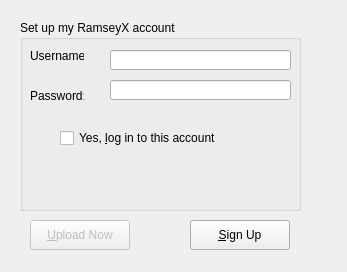
Old version of the form accountdialog.ui in the repository RamseyX/RamseyX-client.
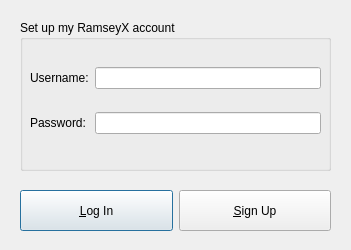
New version of the form.

Patch:
```diff
--- a/accountdialog.ui
+++ b/accountdialog.ui
@@ -6,136 +6,105 @@
    <rect>
     <x>0</x>
     <y>0</y>
-    <width>347</width>
-    <height>272</height>
+    <width>351</width>
+    <height>250</height>
    </rect>
   </property>
-  <property name="minimumSize">
-   <size>
-    <width>347</width>
-    <height>272</height>
-   </size>
-  </property>
-  <property name="maximumSize">
-   <size>
-    <width>347</width>
-    <height>272</height>
-   </size>
-  </property>
   <property name="windowTitle">
    <string>My Account</string>
   </property>
   <property name="locale">
    <locale language="English" country="UnitedStates"/>
   </property>
-  <widget class="QPushButton" name="btnUpload">
-   <property name="enabled">
-    <bool>false</bool>
-   </property>
-   <property name="geometry">
-    <rect>
-     <x>30</x>
-     <y>220</y>
-     <width>100</width>
-     <height>30</height>
-    </rect>
-   </property>
-   <property name="text">
-    <string>&amp;Upload Now</string>
-   </property>
-  </widget>
-  <widget class="QPushButton" name="btnSignUp">
-   <property name="geometry">
-    <rect>
-     <x>190</x>
-     <y>220</y>
-     <width>100</width>
-     <height>30</height>
-    </rect>
-   </property>
-   <property name="text">
-    <string>&amp;Sign Up</string>
-   </property>
-  </widget>
   <widget class="QGroupBox" name="groupBox">
    <property name="geometry">
     <rect>
      <x>20</x>
      <y>20</y>
-     <width>281</width>
-     <height>191</height>
+     <width>311</width>
+     <height>151</height>
     </rect>
    </property>
    <property name="title">
     <string>Set up my RamseyX account</string>
    </property>
-   <widget class="QLabel" name="label_1">
+   <widget class="QWidget" name="layoutWidget">
     <property name="geometry">
      <rect>
       <x>10</x>
       <y>30</y>
-      <width>54</width>
-      <height>12</height>
+      <width>291</width>
+      <height>101</height>
      </rect>
     </property>
-    <property name="text">
-     <string>Username:</string>
-    </property>
+    <layout class="QGridLayout" name="gridLayout">
+     <item row="0" column="0">
+      <widget class="QLabel" name="label_1">
+       <property name="text">
+        <string>Username:</string>
+       </property>
+      </widget>
+     </item>
+     <item row="0" column="1">
+      <widget class="QLineEdit" name="usernameEdit"/>
+     </item>
+     <item row="1" column="0">
+      <widget class="QLabel" name="label_2">
+       <property name="text">
+        <string>Password:</string>
+       </property>
+      </widget>
+     </item>
+     <item row="1" column="1">
+      <widget class="QLineEdit" name="passwordEdit">
+       <property name="echoMode">
+        <enum>QLineEdit::Password</enum>
+       </property>
+      </widget>
+     </item>
+    </layout>
    </widget>
-   <widget class="QLabel" name="label_2">
-    <property name="geometry">
-     <rect>
-      <x>10</x>
-      <y>70</y>
-      <width>54</width>
-      <height>12</height>
-     </rect>
-    </property>
-    <property name="text">
-     <string>Password:</string>
-    </property>
-   </widget>
-   <widget class="QLineEdit" name="linePassword">
-    <property name="geometry">
-     <rect>
-      <x>90</x>
-      <y>60</y>
-      <width>181</width>
-      <height>20</height>
-     </rect>
-    </property>
-    <property name="echoMode">
-     <enum>QLineEdit::Password</enum>
-    </property>
-   </widget>
-   <widget class="QLineEdit" name="lineUsername">
-    <property name="geometry">
-     <rect>
-      <x>90</x>
-      <y>30</y>
-      <width>181</width>
-      <height>20</height>
-     </rect>
-    </property>
-   </widget>
-   <widget class="QCheckBox" name="chkLock">
-    <property name="geometry">
-     <rect>
-      <x>40</x>
-      <y>110</y>
-      <width>185</width>
-      <height>16</height>
-     </rect>
-    </property>
-    <property name="text">
-     <string>Yes, &amp;log in to this account</string>
-    </property>
-   </widget>
-   <zorder>label_2</zorder>
-   <zorder>linePassword</zorder>
-   <zorder>lineUsername</zorder>
-   <zorder>label_1</zorder>
-   <zorder>chkLock</zorder>
+  </widget>
+  <widget class="QWidget" name="layoutWidget_2">
+   <property name="geometry">
+    <rect>
+     <x>20</x>
+     <y>190</y>
+     <width>311</width>
+     <height>41</height>
+    </rect>
+   </property>
+   <layout class="QHBoxLayout" name="horizontalLayout">
+    <item>
+     <widget class="QPushButton" name="logInButton">
+      <property name="sizePolicy">
+       <sizepolicy hsizetype="Minimum" vsizetype="Expanding">
+        <horstretch>0</horstretch>
+        <verstretch>0</verstretch>
+       </sizepolicy>
+      </property>
+      <property name="text">
+       <string>&amp;Log In</string>
+      </property>
+      <property name="default">
+       <bool>true</bool>
+      </property>
+     </widget>
+    </item>
+    <item>
+     <widget class="QPushButton" name="signUpButton">
+      <property name="sizePolicy">
+       <sizepolicy hsizetype="Minimum" vsizetype="Expanding">
+        <horstretch>0</horstretch>
+        <verstretch>0</verstretch>
+       </sizepolicy>
+      </property>
+      <property name="text">
+       <string>&amp;Sign Up</string>
+      </property>
+     </widget>
+    </item>
+   </layout>
   </widget>
  </widget>
  <resources/>
```
Left out of the diff: 6 changed lines with no effect on the pictures.
